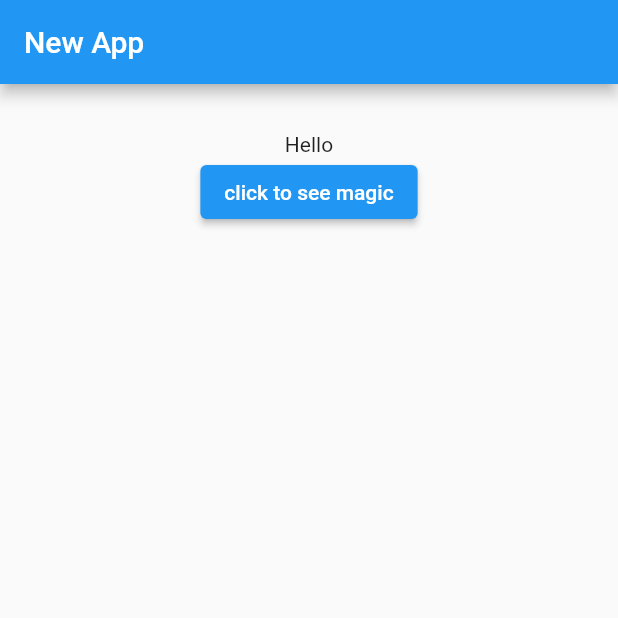
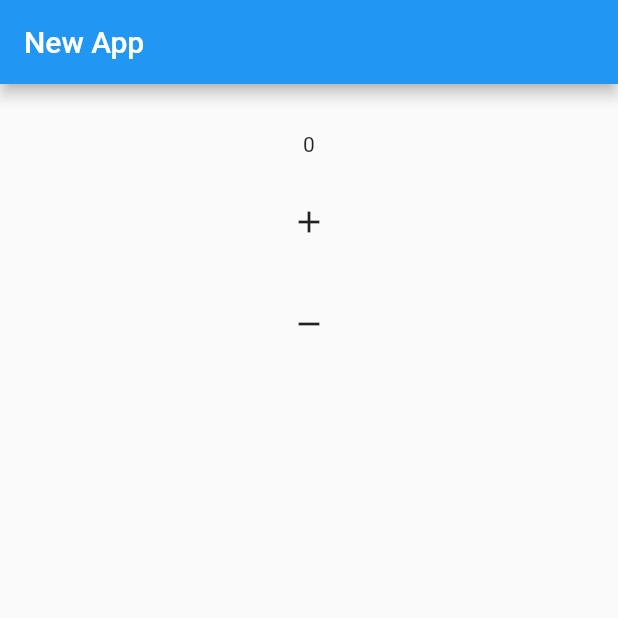
Before and after one commit to ShubhamDalvi1999/Flutter_Beginner, a Flutter app: the screen it shows after launch, on a phone screen of 412 x 824 dp, the top half of it. Run offline on Flutter 3.47's test engine with Material 2 defaults, Android fonts, the phone set to English and light mode, and no system bars.

Commit message:
IconButton Practice done

```diff
--- a/lib/main.dart
+++ b/lib/main.dart
@@ -13,11 +13,17 @@ class MyApp extends StatefulWidget {
 }
 
 class _MyAppState extends State<MyApp> {
-  String _value = "Hello";
+  int _value = 0;
 
   void _onClick() {
     setState(() {
-      _value = "HI i'm eternal";
+      _value++;
+    });
+  }
+
+  void _onMinus() {
+    setState(() {
+      _value--;
     });
   }
 
@@ -32,12 +38,25 @@ class _MyAppState extends State<MyApp> {
         child: Center(
           child: Column(
             children: [
-              Text(_value),
-              ElevatedButton(
-                  onPressed: () {
-                    _onClick();
-                  },
-                  child: Text("click to see magic"))
+              Text(_value.toString()),
+              SizedBox(
+                height: 20,
+              ),
+              IconButton(
+                icon: Icon(Icons.add),
+                onPressed: () {
+                  _onClick();
+                },
+              ),
+              SizedBox(
+                height: 20,
+              ),
+              IconButton(
+                icon: Icon(Icons.remove),
+                onPressed: () {
+                  _onMinus();
+                },
+              ),
             ],
           ),
         ),
```
Also changed, not shown: 6 other files.
